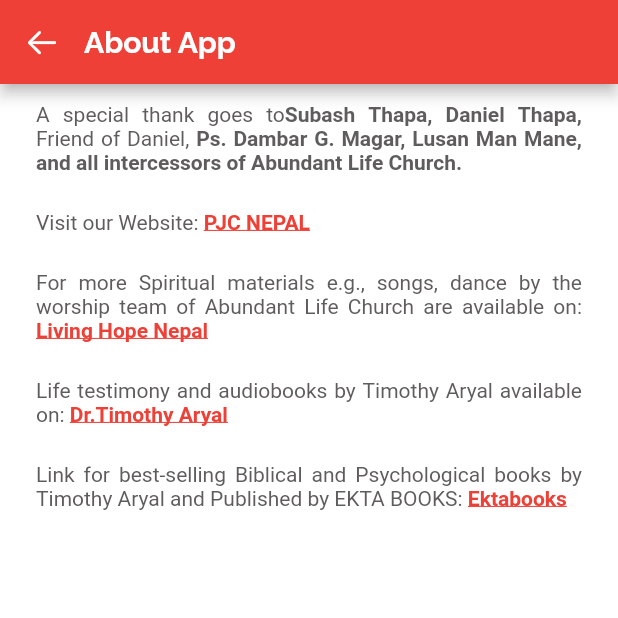
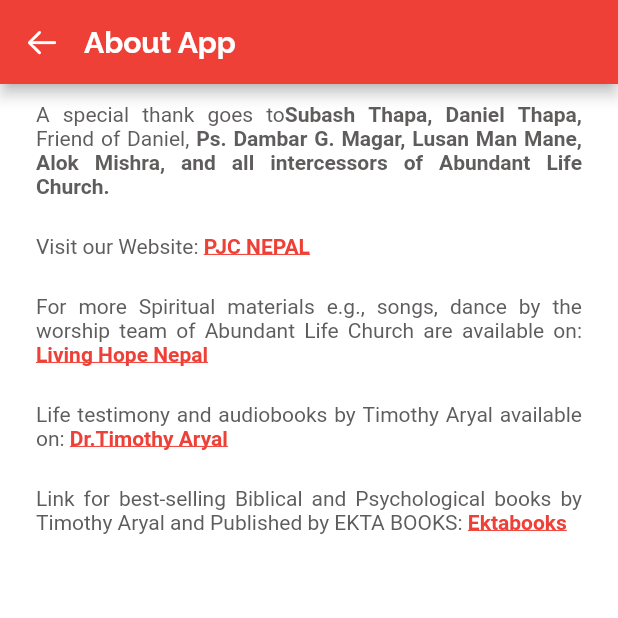
Before and after one commit to AlokMishra01/alc_book, a Flutter app: the AboutApp screen opened directly, on a phone screen of 412 x 824 dp, the top half of it. Run offline on Flutter 3.47's test engine with Material 2 defaults, Android fonts, the phone set to English and light mode, and no system bars; our stand-ins replace cached_network_image, firebase_core, flutter_svg, google_fonts, page_transition, shared_preferences; missing offline and left inert: advance_pdf_viewer; accounts and stored records are empty.

Commit message:
Alok Mishra name added

```diff
--- a/lib/src/about/about_app.dart
+++ b/lib/src/about/about_app.dart
@@ -66,8 +66,8 @@ class AboutApp extends StatelessWidget {
                         ),
                       ),
                       TextSpan(
-                        text: 'Ps. Dambar G. Magar, Lusan Man Mane, and all '
-                            'intercessors of Abundant Life Church.',
+                        text: 'Ps. Dambar G. Magar, Lusan Man Mane, Alok Mishra'
+                            ', and all intercessors of Abundant Life Church.',
                         style: TextStyle(
                           color: AppColors.textTwo,
                           fontSize: 14.0,
```
